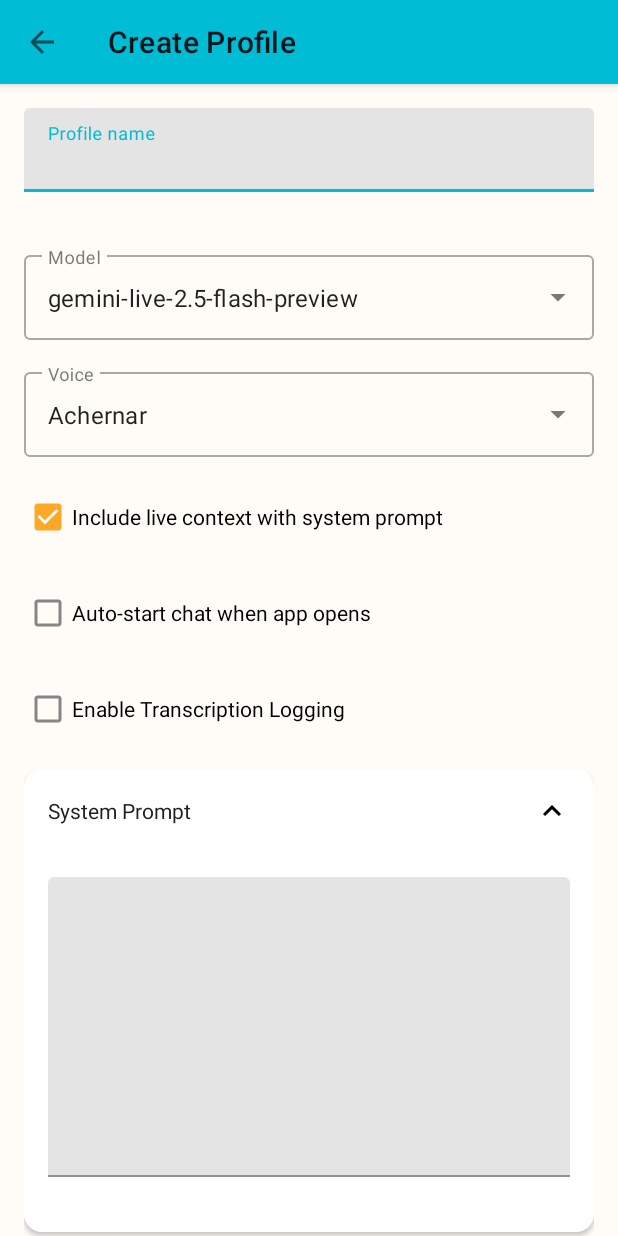
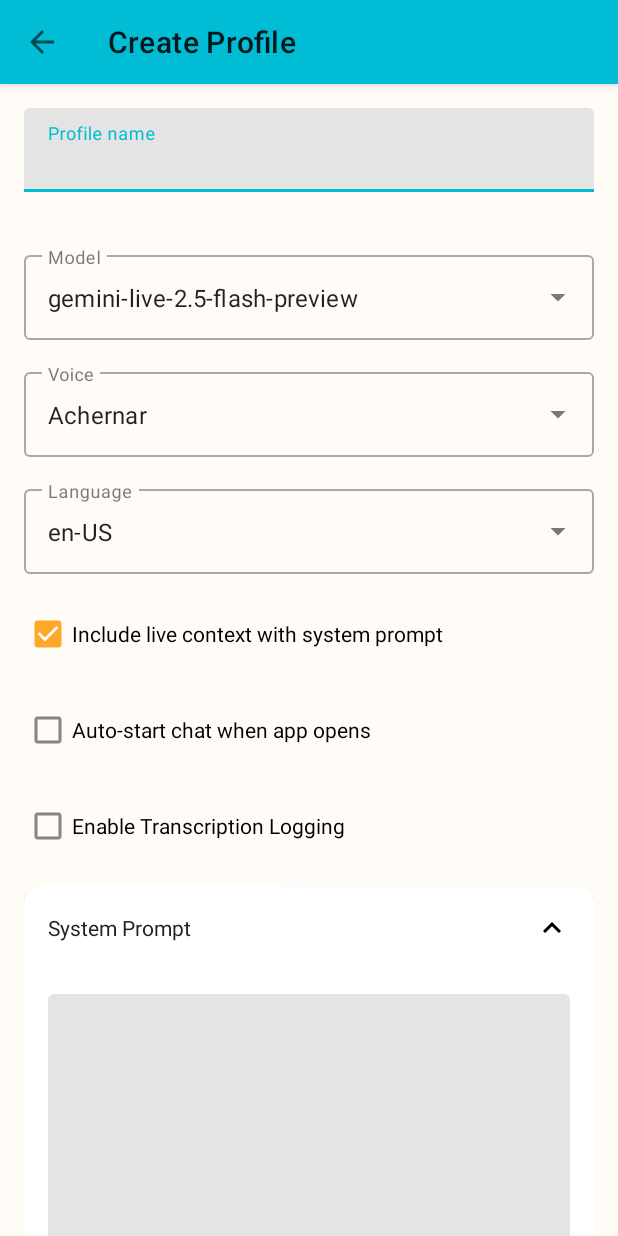
Before and after one commit to mrsheepuk/ha-live, an Android app: the ProfileEditorActivity screen opened directly, with no data from a screen before it, on a phone screen of 412 x 824 dp. Run offline under Robolectric (Android 15) with nearby library versions, the phone set to English and light mode, and no system bars; libraries missing offline, so code that uses them is left out: okhttp3.sse; 3 statements that could not run were skipped.

Commit message:
Add configurable language support to profiles
Implements language selection for Gemini Live API voice conversations,
allowing users to choose from 51 supported BCP-47 language codes.

Changes:
- Add language field to Profile data model with en-US default
- Update ConversationService interface to accept languageCode parameter
- Pass language from profile to DirectConversationService and GeminiLiveSession
- Add language dropdown to profile editor UI (all 51 supported languages)
- Include language in profile export/import functionality
- Update FirebaseConversationService to accept (but ignore) language parameter

The language setting is now configurable per-profile and properly integrated
throughout the session initialization flow.

```diff
--- a/app/app/src/main/java/uk/co/mrsheep/halive/core/Profile.kt
+++ b/app/app/src/main/java/uk/co/mrsheep/halive/core/Profile.kt
@@ -28,6 +28,7 @@ data class Profile(
     val initialMessageToAgent: String = "",
     val model: String = SystemPromptConfig.DEFAULT_MODEL,
     val voice: String = SystemPromptConfig.DEFAULT_VOICE,
+    val language: String = SystemPromptConfig.DEFAULT_LANGUAGE,
     val includeLiveContext: Boolean = SystemPromptConfig.DEFAULT_INCLUDE_LIVE_CONTEXT,
     val isDefault: Boolean = false,
     val createdAt: Long = System.currentTimeMillis(),
@@ -50,6 +51,7 @@ data class Profile(
                 initialMessageToAgent = SystemPromptConfig.DEFAULT_INITIAL_MESSAGE_TO_AGENT,
                 model = SystemPromptConfig.DEFAULT_MODEL,
                 voice = SystemPromptConfig.DEFAULT_VOICE,
+                language = SystemPromptConfig.DEFAULT_LANGUAGE,
                 includeLiveContext = SystemPromptConfig.DEFAULT_INCLUDE_LIVE_CONTEXT,
                 isDefault = true,
                 toolFilterMode = ToolFilterMode.ALL,
@@ -100,6 +102,7 @@ data class Profile(
             "initialMessageToAgent": "${initialMessageToAgent.replace("\"", "\\\"")}",
             "model": "${model.replace("\"", "\\\"")}",
             "voice": "${voice.replace("\"", "\\\"")}",
+            "language": "${language.replace("\"", "\\\"")}",
             "includeLiveContext": $includeLiveContext,
             "enableTranscription": $enableTranscription,
             "autoStartChat": $autoStartChat,
--- a/app/app/src/main/java/uk/co/mrsheep/halive/core/ProfileExportImport.kt
+++ b/app/app/src/main/java/uk/co/mrsheep/halive/core/ProfileExportImport.kt
@@ -19,6 +19,7 @@ data class ExportableProfile(
     val initialMessageToAgent: String,
     val model: String,
     val voice: String,
+    val language: String,
     val includeLiveContext: Boolean,
     val toolFilterMode: ToolFilterMode,
     val selectedToolNames: Set<String>,
@@ -124,6 +125,7 @@ object ProfileExportImport {
                     initialMessageToAgent = exportable.initialMessageToAgent,
                     model = exportable.model,
                     voice = exportable.voice,
+                    language = exportable.language,
                     includeLiveContext = exportable.includeLiveContext,
                     isDefault = false,
                     createdAt = System.currentTimeMillis(),
@@ -162,6 +164,7 @@ object ProfileExportImport {
             initialMessageToAgent = profile.initialMessageToAgent,
             model = profile.model,
             voice = profile.voice,
+            language = profile.language,
             includeLiveContext = profile.includeLiveContext,
             toolFilterMode = profile.toolFilterMode,
             selectedToolNames = profile.selectedToolNames,
--- a/app/app/src/main/java/uk/co/mrsheep/halive/core/SystemPromptConfig.kt
+++ b/app/app/src/main/java/uk/co/mrsheep/halive/core/SystemPromptConfig.kt
@@ -43,6 +43,7 @@ You are currently speaking with User.
 
     const val DEFAULT_MODEL = "gemini-live-2.5-flash-preview"
     const val DEFAULT_VOICE = "Aoede"
+    const val DEFAULT_LANGUAGE = "en-US"
     const val DEFAULT_INCLUDE_LIVE_CONTEXT = true
     const val DEFAULT_ENABLE_TRANSCRIPTION = false
 
--- a/app/app/src/main/java/uk/co/mrsheep/halive/services/SessionPreparer.kt
+++ b/app/app/src/main/java/uk/co/mrsheep/halive/services/SessionPreparer.kt
@@ -76,9 +76,10 @@ class SessionPreparer(
                 liveContext = liveContextText,
             )
 
-            // Extract model and voice from profile or use defaults
+            // Extract model, voice, and language from profile or use defaults
             val model = profile?.model ?: SystemPromptConfig.DEFAULT_MODEL
             val voice = profile?.voice ?: SystemPromptConfig.DEFAULT_VOICE
+            val language = profile?.language ?: SystemPromptConfig.DEFAULT_LANGUAGE
 
             // Build tools section for logging
             val filterInfo = if (profile?.toolFilterMode == ToolFilterMode.SELECTED) {
@@ -126,6 +127,7 @@ class SessionPreparer(
                 systemPrompt,
                 model,
                 voice,
+                language,
                 toolExecutor,
                 transcriptor
             )
--- a/app/app/src/main/java/uk/co/mrsheep/halive/services/conversation/ConversationService.kt
+++ b/app/app/src/main/java/uk/co/mrsheep/halive/services/conversation/ConversationService.kt
@@ -25,12 +25,14 @@ interface ConversationService {
      * @param systemPrompt System instructions for the AI
      * @param modelName Model to use (e.g., "gemini-2.0-flash-exp")
      * @param voiceName Voice to use (e.g., "Aoede")
+     * @param languageCode Language code for the conversation (e.g., "en-US")
      */
     suspend fun initialize(
         tools: List<McpTool>,
         systemPrompt: String,
         modelName: String,
         voiceName: String,
+        languageCode: String,
         toolExecutor: ToolExecutor,
         transcriptor: ((String?, String?, Boolean) -> Unit)? = null
     )
--- a/app/app/src/main/java/uk/co/mrsheep/halive/services/geminidirect/DirectConversationService.kt
+++ b/app/app/src/main/java/uk/co/mrsheep/halive/services/geminidirect/DirectConversationService.kt
@@ -41,6 +41,7 @@ class DirectConversationService(private val context: Context) :
     private var systemPrompt: String? = null
     private var modelName: String? = null
     private var voiceName: String? = null
+    private var languageCode: String? = null
     private var toolExecutor: ToolExecutor? = null
     private var transcriptor: ((String?, String?, Boolean) -> Unit)? = null
 
@@ -60,12 +61,14 @@ class DirectConversationService(private val context: Context) :
      * @param systemPrompt System instructions for the AI
      * @param modelName Model to use (e.g., "gemini-2.0-flash-exp")
      * @param voiceName Voice to use (e.g., "Aoede")
+     * @param languageCode Language code (e.g., "en-US")
      */
     override suspend fun initialize(
         tools: List<McpTool>,
         systemPrompt: String,
         modelName: String,
         voiceName: String,
+        languageCode: String,
         toolExecutor: ToolExecutor,
         transcriptor: ((String?, String?, Boolean) -> Unit)?
     ) {
@@ -81,6 +84,7 @@ class DirectConversationService(private val context: Context) :
             this.systemPrompt = systemPrompt
             this.modelName = modelName
             this.voiceName = voiceName
+            this.languageCode = languageCode
 
             Log.d(
                 TAG,
@@ -128,6 +132,7 @@ class DirectConversationService(private val context: Context) :
                 systemPrompt = systemPrompt ?: "",
                 tools = toolDeclarations ?: emptyList(),
                 voiceName = voiceName ?: "Aoede",
+                languageCode = languageCode ?: "en-US",
                 onToolCall = protocolToolCallHandler,
                 onTranscription = transcriptor
             )
@@ -184,6 +189,7 @@ class DirectConversationService(private val context: Context) :
             systemPrompt = null
             modelName = null
             voiceName = null
+            languageCode = null
             Log.d(TAG, "Cleanup completed")
         } catch (e: Exception) {
             Log.e(TAG, "Error during cleanup", e)
--- a/app/app/src/main/java/uk/co/mrsheep/halive/services/geminidirect/GeminiLiveSession.kt
+++ b/app/app/src/main/java/uk/co/mrsheep/halive/services/geminidirect/GeminiLiveSession.kt
@@ -121,6 +121,7 @@ class GeminiLiveSession(
      * @param systemPrompt System instruction for the model
      * @param tools List of tool declarations available to the model
      * @param voiceName Prebuilt voice name (e.g., "Aoede")
+     * @param languageCode Language code (e.g., "en-US")
      * @param onToolCall Callback to execute tool calls. Called for each function call
      *                   with the call details, expected to return the execution result.
      * @param onTranscription Optional callback for transcription events (user input, model output)
@@ -132,6 +133,7 @@ class GeminiLiveSession(
         systemPrompt: String,
         tools: List<ToolDeclaration>,
         voiceName: String,
+        languageCode: String,
         onToolCall: suspend (FunctionCall) -> FunctionResponse,
         onTranscription: ((userTranscription: String?, modelTranscription: String?, isThought: Boolean) -> Unit)? = null
     ) {
@@ -173,8 +175,7 @@ class GeminiLiveSession(
                             voiceConfig = VoiceConfig(
                                 prebuiltVoiceConfig = PrebuiltVoiceConfig(voiceName),
                             ),
-                            // TODO: Make language code configurable
-                            languageCode = "en-US"
+                            languageCode = languageCode
                         ),
                         // rejected by API in setup, probably not supported yet:
                         //enableAffectiveDialog = true,
--- a/app/app/src/main/java/uk/co/mrsheep/halive/services/geminifirebase/FirebaseConversationService.kt
+++ b/app/app/src/main/java/uk/co/mrsheep/halive/services/geminifirebase/FirebaseConversationService.kt
@@ -64,6 +64,7 @@ class FirebaseConversationService(private val context: Context) :
      * @param systemPrompt System instructions for the AI
      * @param modelName Model to use (e.g., "models/gemini-2.0-flash-exp")
      * @param voiceName Voice to use (e.g., "Aoede", "Leda")
+     * @param languageCode Language code for the conversation (e.g., "en-US")
      */
     @OptIn(PublicPreviewAPI::class)
     override suspend fun initialize(
@@ -71,6 +72,7 @@ class FirebaseConversationService(private val context: Context) :
         systemPrompt: String,
         modelName: String,
         voiceName: String,
+        languageCode: String,
         toolExecutor: ToolExecutor,
         transcriptor: ((String?, String?, Boolean) -> Unit)?
     ) {
--- a/app/app/src/main/java/uk/co/mrsheep/halive/ui/ProfileEditorActivity.kt
+++ b/app/app/src/main/java/uk/co/mrsheep/halive/ui/ProfileEditorActivity.kt
@@ -61,6 +61,8 @@ class ProfileEditorActivity : AppCompatActivity(), AppLogger {
     private lateinit var modelInput: AutoCompleteTextView
     private lateinit var voiceLayout: TextInputLayout
     private lateinit var voiceInput: AutoCompleteTextView
+    private lateinit var languageLayout: TextInputLayout
+    private lateinit var languageInput: AutoCompleteTextView
 
     // System Prompt expansion panel
     private lateinit var systemPromptHeader: View
@@ -220,6 +222,20 @@ class ProfileEditorActivity : AppCompatActivity(), AppLogger {
         voiceInput.setAdapter(voiceAdapter)
         voiceInput.setText(voiceOptions[0], false) // Set default to Aoede
 
+        // Setup language dropdown
+        languageLayout = findViewById(R.id.languageLayout)
+        languageInput = findViewById(R.id.languageInput)
+        val languageOptions = arrayOf(
+            "ar-XA", "bn-IN", "bg-BG", "hr-HR", "cs-CZ", "da-DK", "nl-BE", "nl-NL", "en-AU", "en-IN", "en-GB", "en-US",
+            "et-EE", "fi-FI", "fr-CA", "fr-FR", "de-DE", "el-GR", "gu-IN", "he-IL", "hi-IN", "hu-HU", "id-ID", "it-IT",
+            "ja-JP", "kn-IN", "ko-KR", "lv-LV", "lt-LT", "ml-IN", "cmn-CN", "mr-IN", "nb-NO", "pl-PL", "pt-BR", "ro-RO",
+            "ru-RU", "sr-RS", "sk-SK", "sl-SI", "es-ES", "es-US", "sw-KE", "sv-SE", "ta-IN", "te-IN", "th-TH", "tr-TR",
+            "uk-UA", "ur-IN", "vi-VN"
+        )
+        val languageAdapter = ArrayAdapter(this, android.R.layout.simple_dropdown_item_1line, languageOptions)
+        languageInput.setAdapter(languageAdapter)
+        languageInput.setText("en-US", false) // Set default
+
         systemPromptHeader = findViewById(R.id.systemPromptHeader)
         systemPromptContent = findViewById(R.id.systemPromptContent)
         systemPromptExpandIcon = findViewById(R.id.systemPromptExpandIcon)
@@ -300,12 +316,13 @@ class ProfileEditorActivity : AppCompatActivity(), AppLogger {
             val initialMessageToAgent = initialMessageInput.text?.toString() ?: ""
             val model = modelInput.text?.toString() ?: ""
             val voice = voiceInput.text?.toString() ?: ""
+            val language = languageInput.text?.toString() ?: ""
             val includeLiveContext = includeLiveContextCheckbox.isChecked
             val enableTranscription = enableTranscriptionCheckbox.isChecked
             val autoStartChat = autoStartChatCheckbox.isChecked
             viewModel.saveProfile(
                 name, prompt, personality, backgroundInfo, initialMessageToAgent,
-                model, voice, includeLiveContext, enableTranscription, autoStartChat, currentToolFilterMode,
+                model, voice, language, includeLiveContext, enableTranscription, autoStartChat, currentToolFilterMode,
                 selectedToolNames.toSet(), editingProfileId
             )
         }
@@ -403,6 +420,7 @@ class ProfileEditorActivity : AppCompatActivity(), AppLogger {
                 initialMessageInput.setText(state.profile.initialMessageToAgent)
                 modelInput.setText(state.profile.model, false)
                 voiceInput.setText(state.profile.voice, false)
+                languageInput.setText(state.profile.language, false)
                 includeLiveContextCheckbox.isChecked = state.profile.includeLiveContext
                 enableTranscriptionCheckbox.isChecked = state.profile.enableTranscription
                 autoStartChatCheckbox.isChecked = state.profile.autoStartChat
@@ -551,6 +569,7 @@ class ProfileEditorActivity : AppCompatActivity(), AppLogger {
             initialMessageToAgent = initialMessageInput.text.toString(),
             model = modelInput.text.toString(),
             voice = voiceInput.text.toString(),
+            language = languageInput.text.toString(),
             includeLiveContext = includeLiveContextCheckbox.isChecked,
             enableTranscription = enableTranscriptionCheckbox.isChecked,
             autoStartChat = false, // Irrelevant for testing
@@ -676,6 +695,7 @@ class ProfileEditorActivity : AppCompatActivity(), AppLogger {
         profileNameInput.isEnabled = enabled
         modelInput.isEnabled = enabled
         voiceInput.isEnabled = enabled
+        languageInput.isEnabled = enabled
         systemPromptInput.isEnabled = enabled
         personalityInput.isEnabled = enabled
         backgroundInfoInput.isEnabled = enabled
--- a/app/app/src/main/java/uk/co/mrsheep/halive/ui/ProfileEditorViewModel.kt
+++ b/app/app/src/main/java/uk/co/mrsheep/halive/ui/ProfileEditorViewModel.kt
@@ -59,6 +59,7 @@ class ProfileEditorViewModel(application: Application) : AndroidViewModel(applic
      * @param initialMessageToAgent The initial message to send to the agent
      * @param model The AI model to use
      * @param voice The voice to use for audio responses
+     * @param language The language to use for responses
      * @param includeLiveContext Whether to include live context with system prompt
      * @param enableTranscription Whether to enable transcription display
      * @param autoStartChat Whether to auto-start chat when app opens
@@ -74,6 +75,7 @@ class ProfileEditorViewModel(application: Application) : AndroidViewModel(applic
         initialMessageToAgent: String,
         model: String,
         voice: String,
+        language: String,
         includeLiveContext: Boolean,
         enableTranscription: Boolean,
         autoStartChat: Boolean,
@@ -106,6 +108,7 @@ class ProfileEditorViewModel(application: Application) : AndroidViewModel(applic
                         backgroundInfo = backgroundInfo,
                         model = model,
                         voice = voice,
+                        language = language,
                         includeLiveContext = includeLiveContext,
                         enableTranscription = enableTranscription,
                         autoStartChat = autoStartChat,
@@ -124,6 +127,7 @@ class ProfileEditorViewModel(application: Application) : AndroidViewModel(applic
                         backgroundInfo = backgroundInfo,
                         model = model,
                         voice = voice,
+                        language = language,
                         includeLiveContext = includeLiveContext,
                         enableTranscription = enableTranscription,
                         autoStartChat = autoStartChat,
--- a/app/app/src/main/res/layout/activity_profile_editor.xml
+++ b/app/app/src/main/res/layout/activity_profile_editor.xml
@@ -78,6 +78,24 @@
 
             <AutoCompleteTextView
                 android:id="@+id/voiceInput"
+                android:layout_width="match_parent"
+                android:layout_height="wrap_content"
+                android:inputType="none"
+                android:editable="false" />
+
+        </com.google.android.material.textfield.TextInputLayout>
+
+        <!-- Language Selection -->
+        <com.google.android.material.textfield.TextInputLayout
+            android:id="@+id/languageLayout"
+            style="@style/Widget.MaterialComponents.TextInputLayout.OutlinedBox.ExposedDropdownMenu"
+            android:layout_width="match_parent"
+            android:layout_height="wrap_content"
+            android:hint="@string/profile_editor_language_label"
+            android:layout_marginBottom="16dp">
+
+            <AutoCompleteTextView
+                android:id="@+id/languageInput"
                 android:layout_width="match_parent"
                 android:layout_height="wrap_content"
                 android:inputType="none"
--- a/app/app/src/main/res/values/strings.xml
+++ b/app/app/src/main/res/values/strings.xml
@@ -50,6 +50,7 @@
     <string name="expand_collapse_initial_message">Expand or collapse initial message section</string>
     <string name="profile_editor_model_label">Model</string>
     <string name="profile_editor_voice_label">Voice</string>
+    <string name="profile_editor_language_label">Language</string>
     <string name="model_gemini_live_flash">Gemini Live 2.5 Flash</string>
     <string name="voice_aoede">Aoede</string>
     <string name="voice_leda">Leda</string>
```
